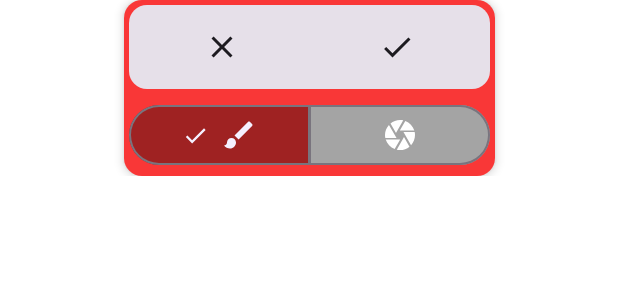
After one commit to Mesherekov/CashFlow, an Android app built with Jetpack Compose: the @Preview function CreateWaste, on a phone screen of 412 x 824 dp. The commit adds this screen. Shown: the top 300 px of the screen. Run offline under Robolectric (Android 15) with nearby library versions, the phone set to English and light mode, and no system bars.

Commit message:
UI: change color theme

```diff
--- a/composeApp/src/commonMain/kotlin/org/example/cashflow/App.kt
+++ b/composeApp/src/commonMain/kotlin/org/example/cashflow/App.kt
@@ -29,6 +29,7 @@ import org.example.cashflow.navigation.BottomNavBar
 import org.example.cashflow.navigation.BottomNavItem
 import org.example.cashflow.navigation.RootComponent
 import org.example.cashflow.ui.AccountScreen
+import org.example.cashflow.ui.ColorsUI
 import org.example.cashflow.ui.HomeScreen
 import org.jetbrains.compose.resources.stringResource
 import org.jetbrains.compose.resources.vectorResource
@@ -67,7 +68,7 @@ fun App(rootComponent: RootComponent) {
                     FloatingActionButton(
                         onClick = {},
                         shape = CircleShape,
-                        containerColor = Color(0xFFF93737),
+                        containerColor = ColorsUI.light_blue,
                     ) {
                         Icon(
                             imageVector = vectorResource(Res.drawable.addi),
--- a/composeApp/src/commonMain/kotlin/org/example/cashflow/navigation/Navigation.kt
+++ b/composeApp/src/commonMain/kotlin/org/example/cashflow/navigation/Navigation.kt
@@ -20,6 +20,7 @@ import androidx.compose.ui.text.style.TextAlign
 import androidx.compose.ui.unit.dp
 import androidx.compose.ui.unit.sp
 import com.arkivanov.decompose.router.stack.active
+import org.example.cashflow.ui.ColorsUI
 
 data class BottomNavItem(
     val label: String,
@@ -35,7 +36,7 @@ fun BottomNavBar(
 ){
     NavigationBar(
         modifier = modifier,
-        containerColor = Color(0xFFF93737),
+        containerColor = ColorsUI.light_blue,
 
         tonalElevation = 5.dp
     ) {
@@ -48,7 +49,7 @@ fun BottomNavBar(
                           isSelected = rootComponent.childStack.active.configuration
                           },
                 colors = NavigationBarItemDefaults.colors(
-                    indicatorColor = Color(0xFFA4A4A4),
+                    indicatorColor = ColorsUI.cian,
                     selectedIconColor = Color(0xFFFFFFFFF),
                     selectedTextColor = Color(0xFFFFFFFFF),
                     unselectedIconColor = Color(0xFFFFFFFFF),
--- /dev/null
+++ b/composeApp/src/commonMain/kotlin/org/example/cashflow/ui/ColorsUI.kt
@@ -0,0 +1,11 @@
+package org.example.cashflow.ui
+
+import androidx.compose.ui.graphics.Color
+
+object ColorsUI {
+    val light_blue = Color((0xFF42CAFD))
+    val cian = Color(0xFF66B3B9)
+    val light_yellow = Color(0xFFF5EFA6)
+    val dark_green = Color(0xFF8EB09D)
+    val light_pink = Color(0xFFF0D1D0)
+}
--- /dev/null
+++ b/composeApp/src/commonMain/kotlin/org/example/cashflow/ui/CreateWaste.kt
@@ -0,0 +1,128 @@
+package org.example.cashflow.ui
+
+import androidx.compose.animation.AnimatedVisibility
+import androidx.compose.animation.scaleIn
+import androidx.compose.animation.scaleOut
+import androidx.compose.foundation.layout.Arrangement
+import androidx.compose.foundation.layout.Box
+import androidx.compose.foundation.layout.Column
+import androidx.compose.foundation.layout.Row
+import androidx.compose.foundation.layout.fillMaxWidth
+import androidx.compose.foundation.layout.padding
+import androidx.compose.material.icons.Icons
+import androidx.compose.material.icons.filled.Brush
+import androidx.compose.material.icons.filled.Camera
+import androidx.compose.material.icons.filled.Close
+import androidx.compose.material.icons.filled.Done
+import androidx.compose.material3.Card
+import androidx.compose.material3.CardDefaults
+import androidx.compose.material3.Icon
+import androidx.compose.material3.IconButton
+import androidx.compose.material3.SegmentedButton
+import androidx.compose.material3.SegmentedButtonDefaults
+import androidx.compose.material3.SingleChoiceSegmentedButtonRow
+import androidx.compose.runtime.Composable
+import androidx.compose.runtime.mutableIntStateOf
+import androidx.compose.runtime.remember
+import androidx.compose.ui.Alignment
+import androidx.compose.ui.Modifier
+import androidx.compose.ui.graphics.Color
+import androidx.compose.ui.unit.dp
+import org.jetbrains.compose.ui.tooling.preview.Preview
+
+
+@Preview(showBackground = true)
+@Composable
+fun CreateWaste(){
+    Box(
+        modifier = Modifier.fillMaxWidth(),
+        contentAlignment = Alignment.Center
+    ) {
+        Card(
+            modifier = Modifier.fillMaxWidth(0.6f),
+            elevation = CardDefaults.cardElevation(4.dp),
+            colors = CardDefaults.cardColors(
+                containerColor = Color(0xFFF93737)
+            )
+        ) {
+            Card(
+                modifier = Modifier
+                    .fillMaxWidth()
+                    .padding(3.dp)
+            ) {
+                Row(
+                    modifier = Modifier
+                        .fillMaxWidth()
+                        .padding(4.dp),
+                    horizontalArrangement = Arrangement.SpaceAround
+                ) {
+                    IconButton(onClick = {}){
+                        Icon(Icons.Default.Close,
+                            contentDescription = "close")
+                    }
+                    IconButton(onClick = {}){
+                        Icon(Icons.Default.Done,
+                            contentDescription = "close")
+                    }
+                }
+            }
+            SingleChoiceSegmentedButton(
+                manually = {},
+                getPhoto = {},
+                modifier = Modifier
+                    .fillMaxWidth()
+                    .padding(3.dp)
+            )
+        }
+    }
+}
+@Composable
+fun SingleChoiceSegmentedButton(
+    modifier: Modifier = Modifier.fillMaxWidth(),
+    manually: @Composable () -> Unit,
+    getPhoto: @Composable () -> Unit,
+) {
+    val selectedIndex = remember {
+        mutableIntStateOf(0)
+    }
+    val options = listOf(Icons.Default.Brush, Icons.Default.Camera) // Defines button icons
+    Column {
+        SingleChoiceSegmentedButtonRow(modifier) {
+            options.forEachIndexed { index, icon ->
+                SegmentedButton(
+                    shape = SegmentedButtonDefaults.itemShape(
+                        index = index,
+                        count = options.size
+                    ), // *Required: Sets button shape based on position
+                    onClick = {
+                        selectedIndex.intValue = index
+                    },
+                    selected = index == selectedIndex.intValue,
+                    label = { Icon(icon,
+                        contentDescription = null) },
+                    colors = SegmentedButtonDefaults.colors(
+                        activeContainerColor = Color(0xFF9F2222),
+                        inactiveContainerColor = Color(0xFFA4A4A4),
+                        activeContentColor = Color(0xFFF5F0FF),
+                        inactiveContentColor = Color.White
+                    )
+                )
+            }
+        }
+        AnimatedVisibility(
+            visible = selectedIndex.intValue == 0,
+            enter = scaleIn(),
+            exit = scaleOut(),
+        ){
+            manually()
+        }
+        AnimatedVisibility(
+            visible = selectedIndex.intValue != 0,
+            enter = scaleIn(),
+            exit = scaleOut(),
+        ){
+            getPhoto()
+        }
+
+    }
+}
--- a/composeApp/src/commonMain/kotlin/org/example/cashflow/ui/HomeScreenFunc.kt
+++ b/composeApp/src/commonMain/kotlin/org/example/cashflow/ui/HomeScreenFunc.kt
@@ -3,7 +3,6 @@ package org.example.cashflow.ui
 import androidx.compose.foundation.layout.Box
 import androidx.compose.foundation.layout.Column
 import androidx.compose.foundation.layout.Row
-import androidx.compose.foundation.layout.fillMaxSize
 import androidx.compose.foundation.layout.fillMaxWidth
 import androidx.compose.foundation.layout.padding
 import androidx.compose.foundation.layout.size
@@ -45,7 +44,7 @@ fun WasteItem(){
             .padding(4.dp),
         elevation = CardDefaults.cardElevation(4.dp),
         colors = CardDefaults.cardColors(
-            containerColor = Color(0xFFF93737),
+            containerColor = ColorsUI.light_blue,
             contentColor = Color.White
         ),
         shape = RoundedCornerShape(18.dp)
```
